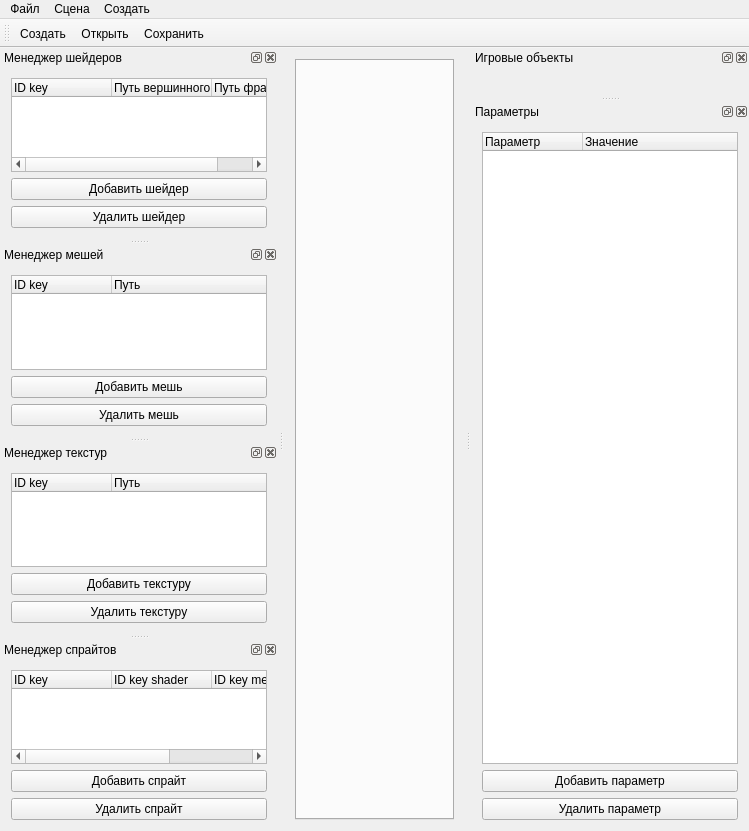
First picture: the form in SRC/mainform.ui, repository maxiprogram/Editor, before the edit.
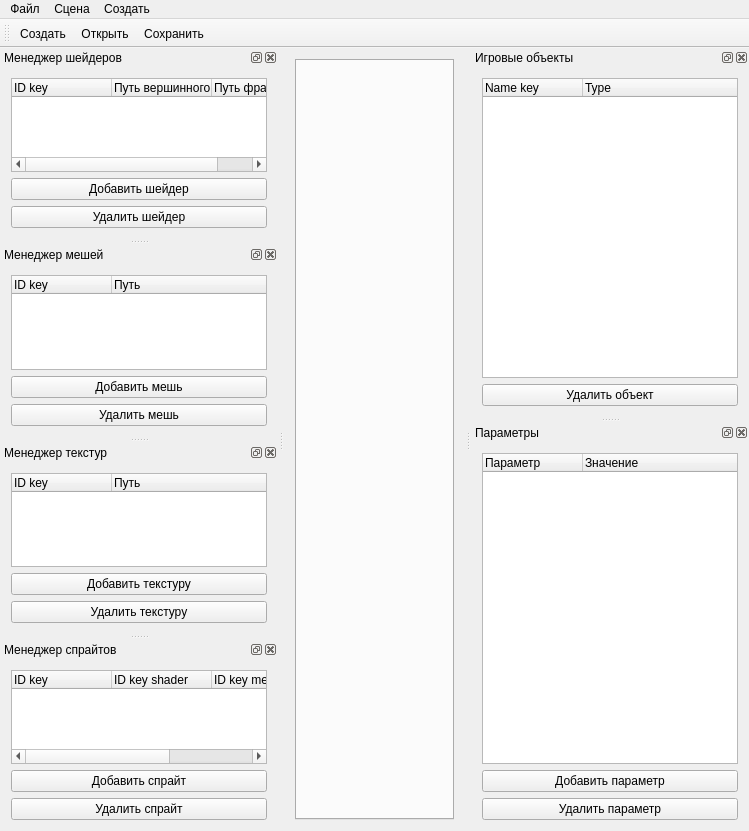
Second picture: the form after the edit.

```diff
--- a/SRC/mainform.ui
+++ b/SRC/mainform.ui
@@ -286,7 +286,31 @@
    <attribute name="dockWidgetArea">
     <number>2</number>
    </attribute>
-   <widget class="QWidget" name="dockWidgetContents_9"/>
+   <widget class="QWidget" name="dockWidgetContents_9">
+    <layout class="QVBoxLayout" name="verticalLayout_7">
+     <item>
+      <widget class="QTreeWidget" name="treeWidget_gameobject">
+       <column>
+        <property name="text">
+         <string>Name key</string>
+        </property>
+       </column>
+       <column>
+        <property name="text">
+         <string>Type</string>
+        </property>
+       </column>
+      </widget>
+     </item>
+     <item>
+      <widget class="QPushButton" name="pushButton">
+       <property name="text">
+        <string>Удалить объект</string>
+       </property>
+      </widget>
+     </item>
+    </layout>
+   </widget>
   </widget>
   <widget class="QDockWidget" name="panel_property">
    <property name="windowTitle">
```
Left out of the diff: 20 changed lines with no effect on the pictures.
